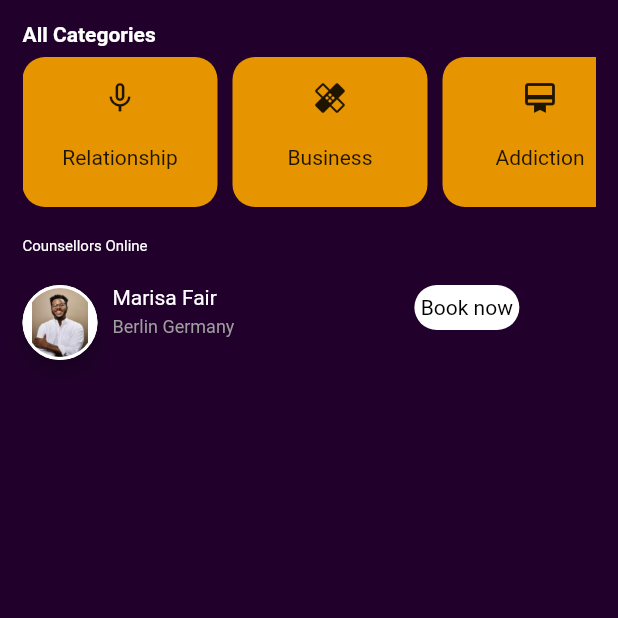
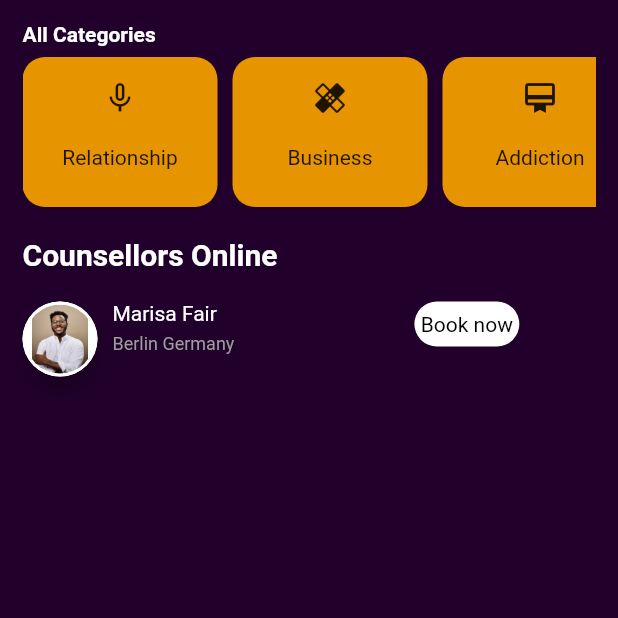
Before and after one commit to edpraise/purpleroom-for-skillseeds, a Flutter app: the CounselMainScreen screen opened directly, on a phone screen of 412 x 824 dp, the top half of it. Run offline on Flutter 3.47's test engine with Material 2 defaults, Android fonts, the phone set to English and light mode, and no system bars; drawn by our look-alikes of circular_profile_avatar; our stand-ins replace flutter_vector_icons; missing offline and left inert: awesome_card.

Commit message:
edditing more and making corrections

```diff
--- a/lib/core/pages/couselling.dart
+++ b/lib/core/pages/couselling.dart
@@ -16,26 +16,25 @@ class _CounselMainScreenState extends State<CounselMainScreen> {
 
   List<Map<String, dynamic>> listOfChatAbleCounsellors = [
     {
-      "imageUrl":"Marisa,",
+      "imageUrl": "Marisa,",
       "name": "",
       "bookbtn": "",
     },
-      {
-      "imageUrl":"",
+    {
+      "imageUrl": "",
       "name": "",
       "bookbtn": "",
     },
-      {
-      "imageUrl":"",
+    {
+      "imageUrl": "",
       "name": "",
       "bookbtn": "",
     },
-      {
-      "imageUrl":"",
+    {
+      "imageUrl": "",
       "name": "",
       "bookbtn": "",
     }
-
   ];
 
   @override
@@ -48,7 +47,9 @@ class _CounselMainScreenState extends State<CounselMainScreen> {
           child: Column(
             crossAxisAlignment: CrossAxisAlignment.start,
             children: [
-              Text("All Categories", style: TextStyle(color: Colors.white, fontWeight: FontWeight.bold)),
+              Text("All Categories",
+                  style: TextStyle(
+                      color: Colors.white, fontWeight: FontWeight.bold)),
               SizedBox(height: 7),
               Container(
                 height: 100,
@@ -67,10 +68,56 @@ class _CounselMainScreenState extends State<CounselMainScreen> {
               ),
               Text(
                 "Counsellors Online",
-                style: TextStyle(color: Colors.white, fontSize: 10),
+                style: TextStyle(color: Colors.white, fontSize: 20, fontWeight: FontWeight.bold),
               ),
               SizedBox(height: 20),
-              ListOfChatableCounsellors(),
+              Row(
+      mainAxisAlignment: MainAxisAlignment.start,
+      crossAxisAlignment: CrossAxisAlignment.start,
+      children: [
+        CircularProfileAvatar(
+          '',
+          child: Image.asset('assets/images/bls.jpg'),
+          // borderColor: Color(0xFFFF8F00),
+          borderWidth: 2,
+          elevation: 5,
+          radius: 25,
+        ),
+        SizedBox(
+          width: 10,
+        ),
+        Column(
+          crossAxisAlignment: CrossAxisAlignment.start,
+          mainAxisAlignment: MainAxisAlignment.start,
+          children: [
+            Text("Marisa Fair", style: TextStyle(color: Colors.white)),
+            SizedBox(
+              height: 5,
+            ),
+            Text("Berlin Germany",
+                style: TextStyle(color: Colors.grey, fontSize: 12)),
+          ],
+        ),
+        SizedBox(
+          width: 120,
+        ),
+        GestureDetector(
+          onTap: () {
+            Navigator.of(context)
+                .push(MaterialPageRoute(builder: (context) => Cprofile()));
+          },
+          child: Container(
+              height: 30,
+              width: 70,
+              decoration: BoxDecoration(
+                  borderRadius: BorderRadius.circular(15), color: Colors.white),
+              child: Center(
+                  child:
+                      Text("Book now", style: TextStyle(color: Colors.black)))),
+        ),
+      ],
+    ),
+
             ],
           ),
         ),
@@ -83,10 +130,7 @@ class _CounselMainScreenState extends State<CounselMainScreen> {
         child: Padding(
           padding: const EdgeInsets.all(15.0),
           child: Column(
-            children: [
-              Icon(icon),
-              SizedBox(height: 20),
-               Text(categoryName)],
+            children: [Icon(icon), SizedBox(height: 20), Text(categoryName)],
           ),
         ),
         height: 100,
@@ -95,58 +139,3 @@ class _CounselMainScreenState extends State<CounselMainScreen> {
             color: Color(0XFFe69500), borderRadius: BorderRadius.circular(15)));
   }
 }
-
-class ListOfChatableCounsellors extends StatelessWidget {
-  const ListOfChatableCounsellors({
-    Key key,
-  }) : super(key: key);
-
-  @override
-  Widget build(BuildContext context) {
-    return Row(
-      mainAxisAlignment: MainAxisAlignment.start,
-      crossAxisAlignment: CrossAxisAlignment.start,
-      children: [
-        CircularProfileAvatar(
-          '',
-          child: Image.asset('assets/images/bls.jpg'),
-          // borderColor: Color(0xFFFF8F00),
-          borderWidth: 2,
-          elevation: 5,
-          radius: 25,
-        ),
-
-
-
-        SizedBox(width: 10,),
-        Column(
-          crossAxisAlignment: CrossAxisAlignment.start,
-          mainAxisAlignment: MainAxisAlignment.start,
-          children: [
-            Text("Marisa Fair",
-                style: TextStyle(color: Colors.white)),
-                SizedBox(height: 5,),
-            Text("Berlin Germany",
-                style: TextStyle(color: Colors.grey, fontSize: 12)),
-          ],
-        ),
-        SizedBox(width: 120,),
-        GestureDetector(
-          onTap: () {
-            Navigator.of(context).push(
-                MaterialPageRoute(builder: (context) => Cprofile()));
-          },
-          child: Container(
-              height: 30,
-              width: 70,
-              decoration: BoxDecoration(
-                  borderRadius: BorderRadius.circular(15),
-                  color: Colors.white),
-              child: Center(
-                  child: Text("Book now",
-                      style: TextStyle(color: Colors.black)))),
-        ),
-      ],
-    );
-  }
-}
```
